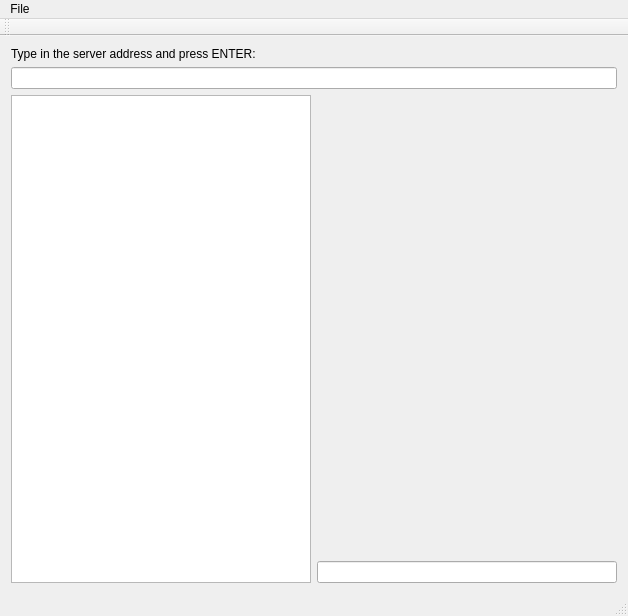
The window that sos-qtmaster/sosmaster.ui (capturcus/sos) describes before a commit, drawn with Qt 5.
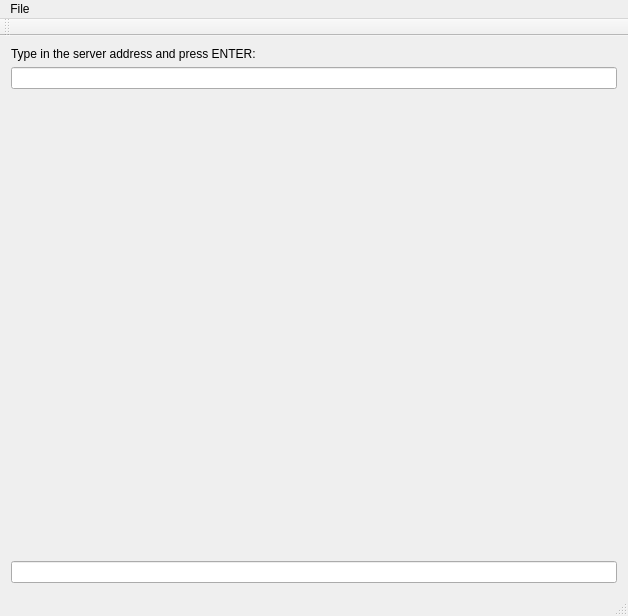
The same window after the commit.

Commit message: removed treeview from master

What changed in the file:
```diff
--- a/sos-qtmaster/sosmaster.ui
+++ b/sos-qtmaster/sosmaster.ui
@@ -17,9 +17,6 @@
    <layout class="QGridLayout" name="gridLayout">
     <item row="2" column="0">
      <layout class="QHBoxLayout" name="horizontalLayout">
-      <item>
-       <widget class="QGraphicsView" name="graphicsView"/>
-      </item>
       <item>
        <layout class="QVBoxLayout" name="verticalLayout">
         <item>
@@ -27,6 +24,12 @@
           <property name="enabled">
            <bool>true</bool>
           </property>
+          <property name="sizePolicy">
+           <sizepolicy hsizetype="Expanding" vsizetype="Expanding">
+            <horstretch>0</horstretch>
+            <verstretch>0</verstretch>
+           </sizepolicy>
+          </property>
           <property name="layoutDirection">
            <enum>Qt::LeftToRight</enum>
           </property>
```
The commit also changes 1 other file.
